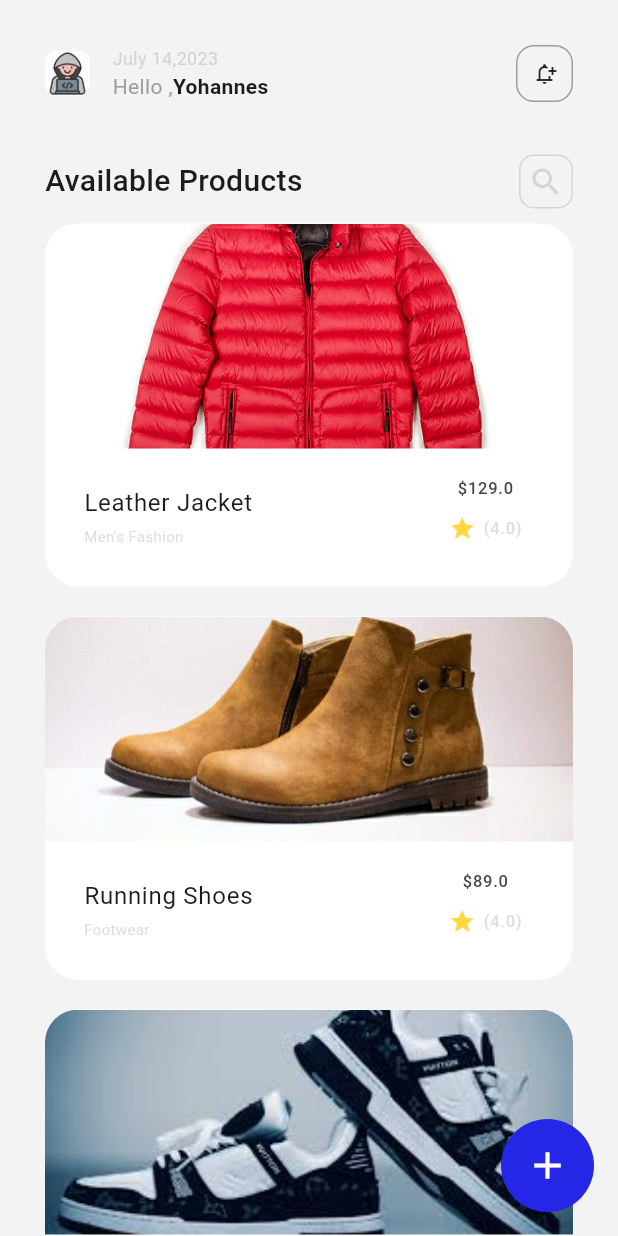
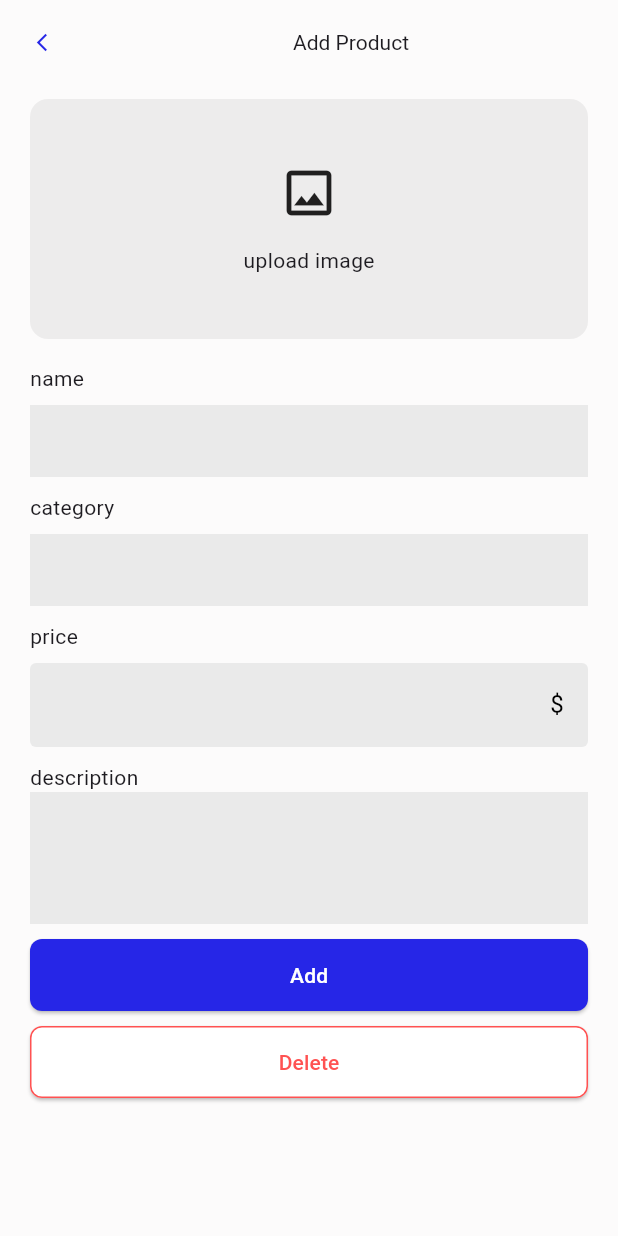
Before and after one commit to yaftes/2025-project-phase-mobile-tasks, a Flutter app: the screen it shows after launch, on a phone screen of 412 x 824 dp. Run offline on Flutter 3.47's test engine with Material 3 defaults, Android fonts, the phone set to English and light mode, and no system bars.

Commit message:
feat: add add_update page

```diff
--- a/onboarding/e_commerce/lib/app.dart
+++ b/onboarding/e_commerce/lib/app.dart
@@ -1,3 +1,4 @@
+import 'package:e_commerce/screens/add_update_page.dart';
 import 'package:e_commerce/screens/home_page.dart';
 import 'package:flutter/material.dart';
 
@@ -6,6 +7,9 @@ class MyApp extends StatelessWidget {
 
   @override
   Widget build(BuildContext context) {
-    return MaterialApp(debugShowCheckedModeBanner: false, home: HomePage());
+    return MaterialApp(
+      debugShowCheckedModeBanner: false,
+      home: AddUpdatePage(),
+    );
   }
 }
--- /dev/null
+++ b/onboarding/e_commerce/lib/screens/add_update_page.dart
@@ -0,0 +1,143 @@
+import 'package:flutter/material.dart';
+
+class AddUpdatePage extends StatelessWidget {
+  const AddUpdatePage({super.key});
+
+  @override
+  Widget build(BuildContext context) {
+    final screenWidth = MediaQuery.of(context).size.width;
+
+    return Scaffold(
+      backgroundColor: const Color.fromARGB(255, 252, 251, 251),
+      appBar: AppBar(
+        automaticallyImplyLeading: false,
+        leading: Icon(
+          Icons.arrow_back_ios_new,
+          color: const Color.fromARGB(255, 38, 38, 231),
+          size: 14,
+        ),
+        backgroundColor: const Color.fromARGB(255, 252, 251, 251),
+        title: Center(
+          child: Text('Add Product', style: TextStyle(fontSize: 14)),
+        ),
+      ),
+      body: SingleChildScrollView(
+        child: Padding(
+          padding: const EdgeInsets.symmetric(horizontal: 20, vertical: 10),
+          child: Column(
+            crossAxisAlignment: CrossAxisAlignment.start,
+            children: [
+              Container(
+                height: 160,
+                width: double.infinity,
+                decoration: BoxDecoration(
+                  color: const Color.fromARGB(255, 237, 236, 236),
+                  borderRadius: BorderRadius.circular(12),
+                ),
+                child: Column(
+                  mainAxisAlignment: MainAxisAlignment.center,
+                  children: [
+                    Icon(Icons.image_outlined, size: 40),
+                    SizedBox(height: 15),
+                    Text('upload image', style: TextStyle(fontSize: 14)),
+                  ],
+                ),
+              ),
+              SizedBox(height: 16),
+              Text('name'),
+              SizedBox(height: 8),
+              TextField(
+                decoration: InputDecoration(
+                  filled: true,
+                  fillColor: const Color.fromARGB(255, 234, 234, 234),
+                  border: InputBorder.none,
+                ),
+              ),
+              SizedBox(height: 10),
+              Text('category'),
+              SizedBox(height: 8),
+              TextField(
+                decoration: InputDecoration(
+                  filled: true,
+                  fillColor: const Color.fromARGB(255, 234, 234, 234),
+                  border: InputBorder.none,
+                ),
+              ),
+              SizedBox(height: 10),
+              Text('price'),
+              SizedBox(height: 8),
+              TextField(
+                decoration: InputDecoration(
+                  filled: true,
+                  fillColor: Color.fromARGB(255, 234, 234, 234),
+                  border: OutlineInputBorder(borderSide: BorderSide.none),
+
+                  suffixIcon: Padding(
+                    padding: const EdgeInsets.only(right: 16),
+                    child: Text(
+                      '\$',
+                      style: TextStyle(color: Colors.black, fontSize: 16),
+                    ),
+                  ),
+                  suffixIconConstraints: BoxConstraints(
+                    minWidth: 0,
+                    minHeight: 0,
+                  ),
+                ),
+              ),
+              SizedBox(height: 10),
+              Text('description'),
+
+              TextField(
+                maxLines: 3,
+                decoration: InputDecoration(
+                  filled: true,
+                  fillColor: const Color.fromARGB(255, 234, 234, 234),
+                  border: InputBorder.none,
+                ),
+              ),
+
+              SizedBox(height: 10),
+
+              SizedBox(
+                width: double.infinity,
+                child: ElevatedButton(
+                  style: ElevatedButton.styleFrom(
+                    padding: EdgeInsets.symmetric(vertical: 14),
+                    backgroundColor: Color.fromARGB(255, 38, 38, 231),
+                    shape: RoundedRectangleBorder(
+                      borderRadius: BorderRadiusGeometry.circular(8),
+                    ),
+                  ),
+                  onPressed: () {},
+                  child: Text('Add', style: TextStyle(color: Colors.white)),
+                ),
+              ),
+
+              SizedBox(height: 10),
+
+              SizedBox(
+                width: double.infinity,
+                child: ElevatedButton(
+                  style: ElevatedButton.styleFrom(
+                    padding: EdgeInsets.symmetric(vertical: 14),
+                    backgroundColor: Colors.white,
+                    shape: RoundedRectangleBorder(
+                      borderRadius: BorderRadiusGeometry.circular(8),
+                      side: BorderSide(color: Colors.redAccent),
+                    ),
+                  ),
+                  onPressed: () {},
+                  child: Text(
+                    'Delete',
+                    style: TextStyle(color: Colors.redAccent),
+                  ),
+                ),
+              ),
+            ],
+          ),
+        ),
+      ),
+    );
+  }
+}
--- a/onboarding/e_commerce/lib/screens/home_page.dart
+++ b/onboarding/e_commerce/lib/screens/home_page.dart
@@ -8,7 +8,7 @@ class HomePage extends StatelessWidget {
   @override
   Widget build(BuildContext context) {
     return Scaffold(
-      backgroundColor: const Color.fromARGB(255, 244, 243, 243),
+      backgroundColor: const Color.fromARGB(255, 252, 251, 251),
       body: Padding(
         padding: const EdgeInsets.fromLTRB(30, 30, 30, 0),
         child: Column(
```
Also changed, not shown: onboarding/e_commerce/lib/screens/detail_page.dart (+87 -14 lines), onboarding/e_commerce/flutter_01.png (added).
